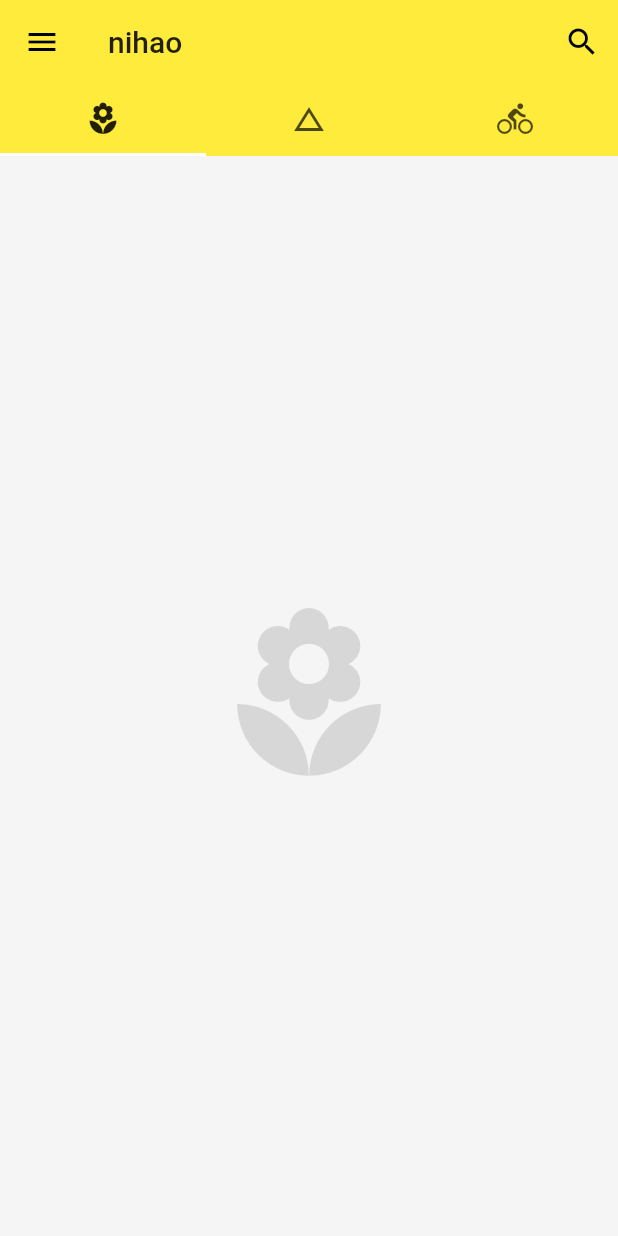
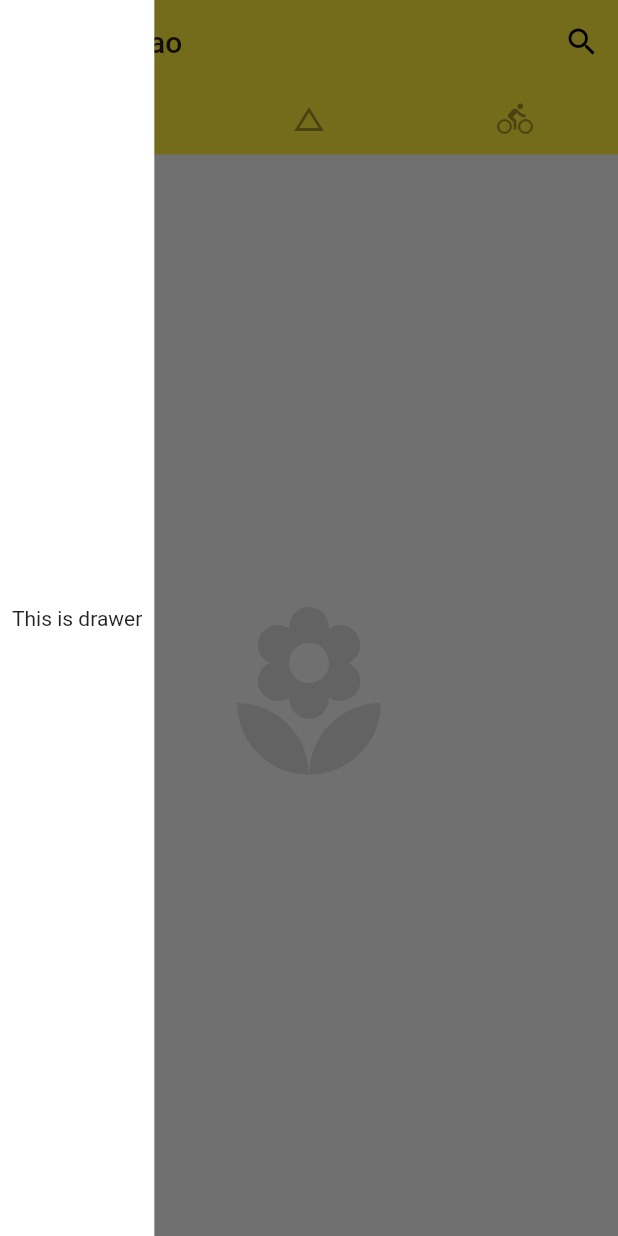
Before and after one commit to HellotalkXJP/HelloFlutter, a Flutter app: the screen it shows after launch, with the side drawer open (before the commit the screen has no drawer), on a phone screen of 412 x 824 dp. Run offline on Flutter 3.47's test engine with Material 2 defaults, Android fonts, the phone set to English and light mode, and no system bars.

Commit message:
init drawer

```diff
--- a/lib/main.dart
+++ b/lib/main.dart
@@ -13,7 +13,9 @@ class App extends StatelessWidget {
       debugShowCheckedModeBanner: false,
       home: Home(),
       theme: ThemeData(
-        primarySwatch: Colors.yellow
+        primarySwatch: Colors.yellow,
+        highlightColor: Color.fromRGBO(255, 255, 255, 0.5),
+        splashColor: Colors.white70
       )
     );
   }
@@ -47,6 +49,10 @@ class Home extends StatelessWidget {
             ],
             elevation: 0.0,
             bottom: TabBar(
+              unselectedLabelColor: Colors.black38,
+              indicatorColor: Colors.black54,
+              indicatorSize: TabBarIndicatorSize.label,
+              indicatorWeight: 1.0,
               tabs: <Widget>[
                 Tab(icon: Icon(Icons.local_florist),),
                 Tab(icon: Icon(Icons.change_history),),
@@ -60,7 +66,17 @@ class Home extends StatelessWidget {
               Icon(Icons.change_history, size: 128.0, color: Colors.black12,),
               Icon(Icons.directions_bike, size: 128.0, color: Colors.black12,),
             ],
-          )
+          ),
+          drawer: Container(
+            color: Colors.white,
+            padding: EdgeInsets.all(8.0),
+            child: Column(
+              mainAxisAlignment: MainAxisAlignment.center,
+              children: <Widget>[
+                Text('This is drawer'),
+              ],
+            ),
+          ),
         ),
       );
     }
```
